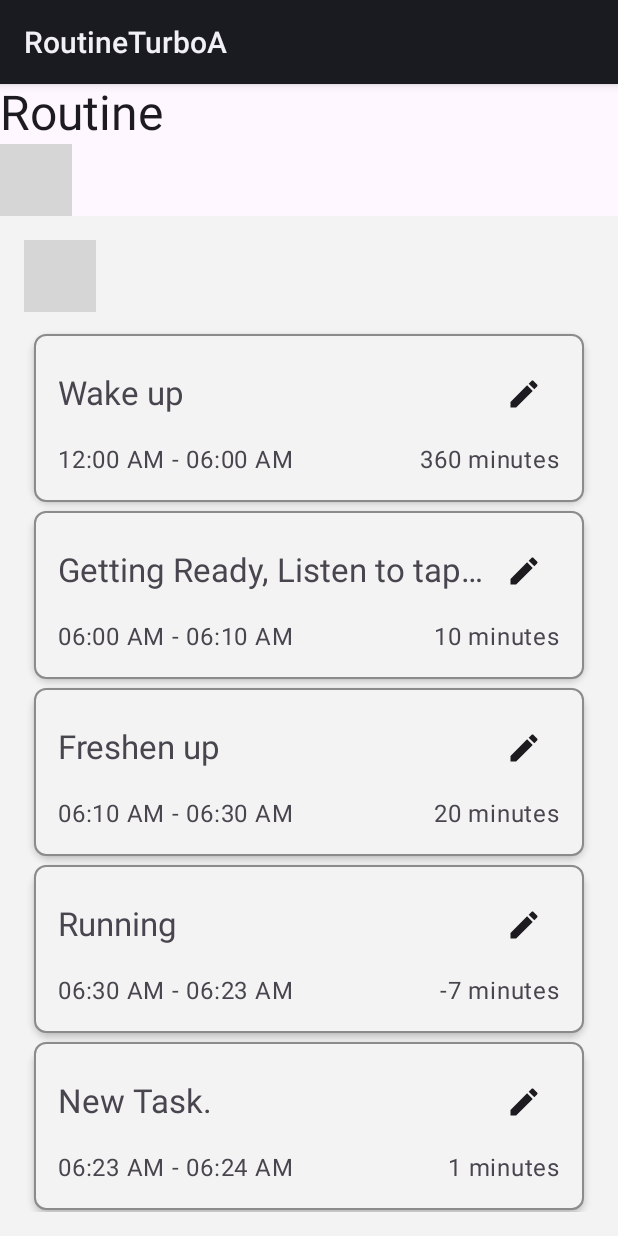
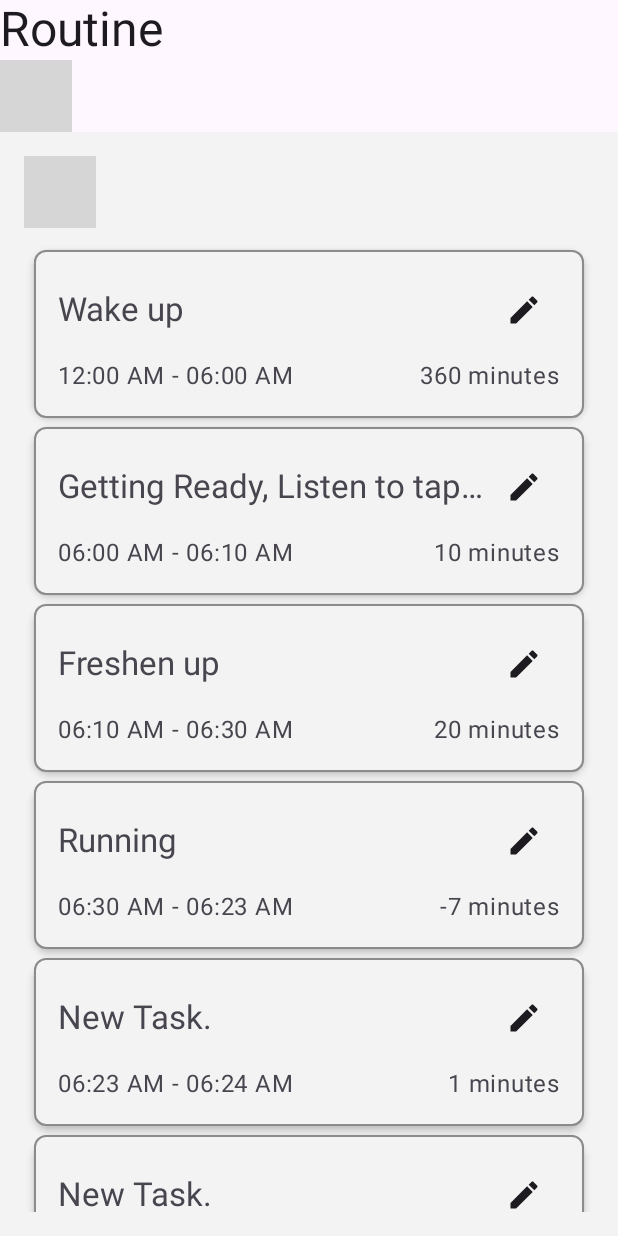
Before and after one commit to coldflame2/RoutineTurboA_Android, an Android app built with Jetpack Compose: the screen it shows after launch (MainActivity), on a phone screen of 412 x 824 dp. Run offline under Robolectric (Android 15) with nearby library versions, the phone set to English and light mode, and no system bars; libraries missing offline, so code that uses them is left out: com.microsoft.graph, com.microsoft.identity; 6 statements that could not run were skipped; grey boxes are pictures that could not be loaded.

Commit message:
Full screen

```diff
--- a/app/src/main/AndroidManifest.xml
+++ b/app/src/main/AndroidManifest.xml
@@ -11,7 +11,9 @@
         android:label="@string/app_name"
         android:roundIcon="@mipmap/ic_launcher_round"
         android:supportsRtl="true"
-        tools:targetApi="31">
+        tools:targetApi="31"
+        android:theme="@style/Theme.AppCompat.DayNight.NoActionBar">
+
         <activity
             android:name=".MainActivity"
             android:exported="true">
--- a/app/src/main/java/com/app/routineturboa/MainActivity.kt
+++ b/app/src/main/java/com/app/routineturboa/MainActivity.kt
@@ -4,10 +4,13 @@
 import androidx.activity.ComponentActivity
 import androidx.activity.compose.setContent
 import androidx.compose.foundation.layout.Column
+import androidx.compose.foundation.layout.statusBarsPadding
 import androidx.compose.material3.MaterialTheme
 import androidx.compose.material3.Surface
 import androidx.compose.material3.Text
 import androidx.compose.runtime.Composable
+import androidx.compose.ui.Modifier
+import androidx.core.view.WindowCompat
 import com.app.routineturboa.services.MSALAuthManager
 import com.app.routineturboa.ui.MainScreen
 import com.app.routineturboa.ui.theme.RoutineTurboATheme
@@ -17,13 +20,16 @@
 
     override fun onCreate(savedInstanceState: Bundle?) {
         super.onCreate(savedInstanceState)
+        WindowCompat.setDecorFitsSystemWindows(window, false)
 
         msalAuthManager = MSALAuthManager.getInstance(this)
 
         setContent {
             RoutineTurboATheme {
                 Surface {
-                    Column {
+                    Column(
+                        modifier = Modifier.statusBarsPadding()
+                    ) {
                         Greeting()
                         MainScreen()
                     }
--- a/app/src/main/java/com/app/routineturboa/ui/components/signInButton.kt
+++ b/app/src/main/java/com/app/routineturboa/ui/components/signInButton.kt
@@ -80,6 +80,7 @@
                 }
             })
         },
+
         enabled = !isSigningIn // Disable button during sign-in process
     ) {
         Row {
@@ -99,6 +100,8 @@
 
 fun signIn(msalAuthManager: MSALAuthManager, activity: MainActivity, onSignInSuccess: (IAuthenticationResult) -> Unit) {
     msalAuthManager.signIn(activity, object : AuthenticationCallback {
+
+
         override fun onSuccess(result: IAuthenticationResult) {
             Log.d("SignInButton", "Sign-in successful")
             onSignInSuccess(result)
--- a/app/src/main/java/com/app/routineturboa/ui/theme/Theme.kt
+++ b/app/src/main/java/com/app/routineturboa/ui/theme/Theme.kt
@@ -1,10 +1,13 @@
 package com.app.routineturboa.ui.theme
 
 import androidx.compose.foundation.isSystemInDarkTheme
+import androidx.compose.foundation.layout.fillMaxSize
 import androidx.compose.material3.MaterialTheme
+import androidx.compose.material3.Surface
 import androidx.compose.material3.darkColorScheme
 import androidx.compose.material3.lightColorScheme
 import androidx.compose.runtime.Composable
+import androidx.compose.ui.Modifier
 import androidx.compose.ui.graphics.Color
 
 
@@ -31,9 +34,15 @@
 
         )
     }
-
     MaterialTheme(
         colorScheme = colorScheme,
-        content = content
+        content = {
+            Surface(
+                modifier = Modifier.fillMaxSize(),
+                color = MaterialTheme.colorScheme.background
+            ) {
+                content()
+            }
+        }
     )
 }
--- a/app/src/main/res/values/themes.xml
+++ b/app/src/main/res/values/themes.xml
@@ -1,4 +1,4 @@
 <?xml version="1.0" encoding="utf-8"?>
 <resources>
-
+        <!-- Customize your theme here. -->
 </resources>
```
Also changed, not shown: app/src/main/java/com/app/routineturboa/services/MSALAuthManager.kt (+11 -2 lines), 1 other file.
